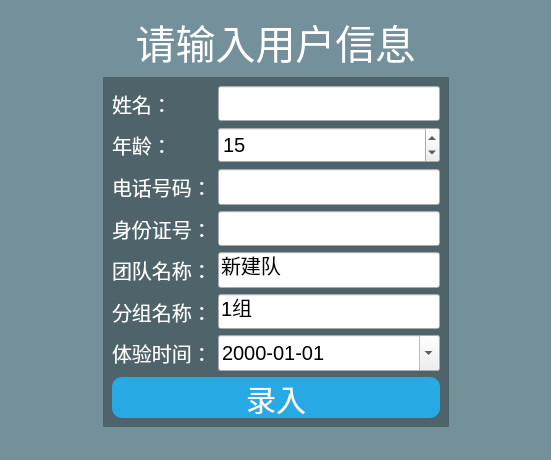
The window that UserInputDlg.ui (hero1356/xiedao_frontgui) describes before a commit, drawn with Qt 5.
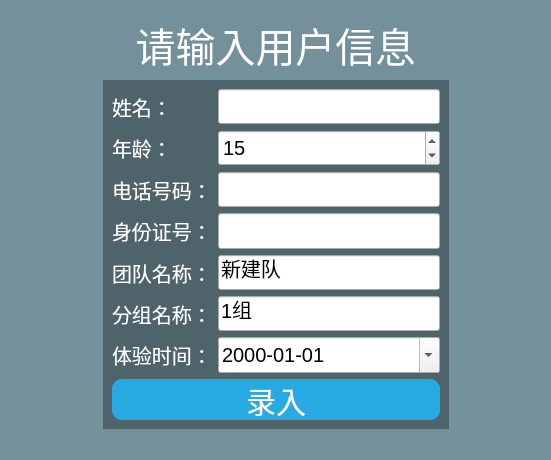
The same window after the commit. Icons and pictures are not drawn.

Diff of the .ui file:
```diff
--- a/UserInputDlg.ui
+++ b/UserInputDlg.ui
@@ -68,6 +68,19 @@
 { font-size: 40px; min-height: 60px;}</string>
   </property>
   <layout class="QVBoxLayout" name="verticalLayout_2">
+   <item>
+    <spacer name="verticalSpacer_2">
+     <property name="orientation">
+      <enum>Qt::Vertical</enum>
+     </property>
+     <property name="sizeHint" stdset="0">
+      <size>
+       <width>20</width>
+       <height>10</height>
+      </size>
+     </property>
+    </spacer>
+   </item>
    <item>
     <widget class="QLabel" name="infoLbl">
      <property name="text">
```
